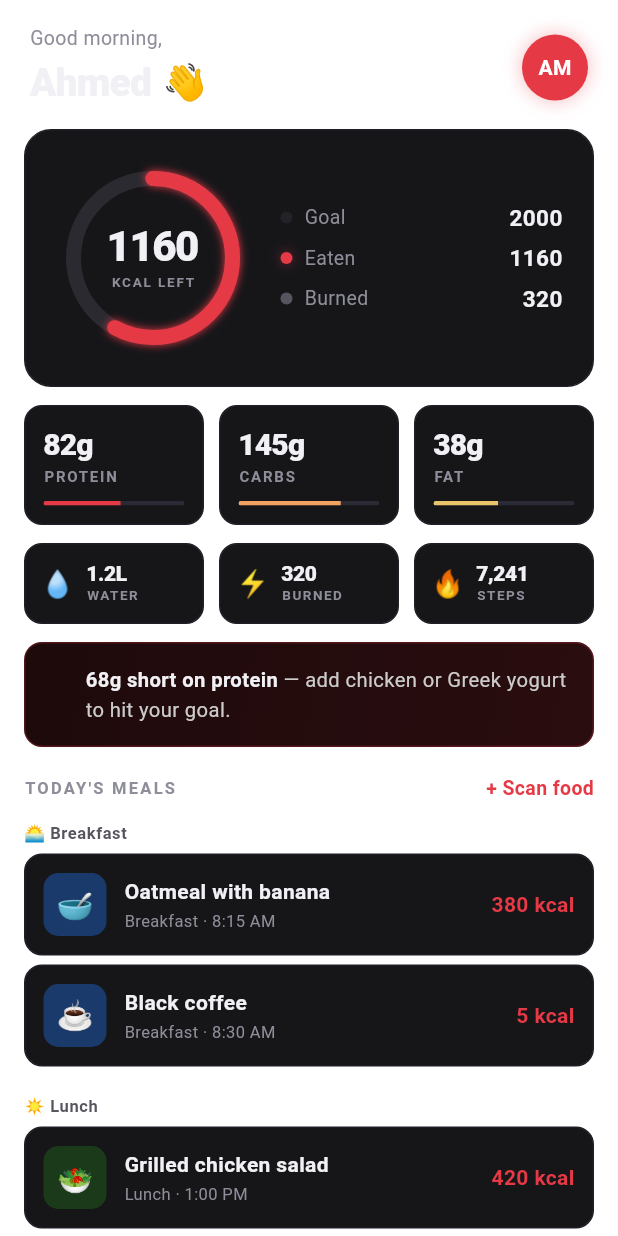
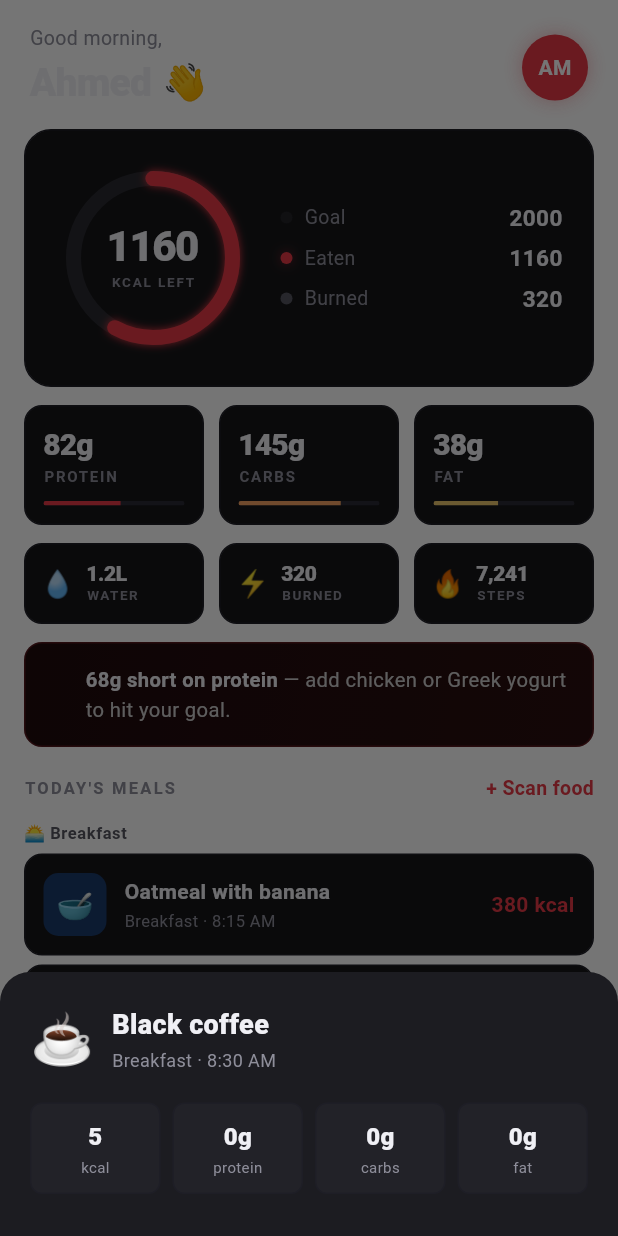
Before and after one commit to tahermana/google-anti-gravity, a Flutter app: the HomeScreen screen opened directly with empty values, after a tap on an icon or button, on a phone screen of 412 x 824 dp. Run offline on Flutter 3.47's test engine with Material 3 defaults, Android fonts, the phone set to English and light mode, and no system bars; our stand-ins replace fl_chart, shared_preferences; accounts and stored records are empty.

Commit message:
feat: update core screens and nutrition tracking widgets
- Update analysis_options.yaml configuration
- Modify HomeScreen, LogScreen, ProfileScreen, and StatsScreen
- Enhance AddMealSheet and CalorieRing widgets
- Update widget tests

```diff
--- a/macro_ai_flutter/lib/main.dart
+++ b/macro_ai_flutter/lib/main.dart
@@ -58,7 +58,10 @@ class _RootShellState extends State<_RootShell> {
   @override
   Widget build(BuildContext context) {
     final screens = [
-      HomeScreen(state: _state),
+      HomeScreen(
+        state: _state,
+        onOpenProfile: () => setState(() => _currentIndex = 4),
+      ),
       LogScreen(state: _state),
       ScanScreen(state: _state),
       StatsScreen(state: _state),
--- a/macro_ai_flutter/lib/screens/home_screen.dart
+++ b/macro_ai_flutter/lib/screens/home_screen.dart
@@ -10,13 +10,22 @@ import '../widgets/add_meal_sheet.dart';
 
 class HomeScreen extends StatelessWidget {
   final AppState state;
-  const HomeScreen({super.key, required this.state});
+  final VoidCallback? onOpenProfile;
+  const HomeScreen({super.key, required this.state, this.onOpenProfile});
 
   String get _greeting {
     final h = DateTime.now().hour;
     if (h < 12) return 'Good morning,';
     if (h < 18) return 'Good afternoon,';
     return 'Good evening,';
+  }
+
+  String get _aiTipMessage {
+    final remainingProtein = state.proteinTarget - state.proteinCurrent;
+    if (remainingProtein <= 0) {
+      return 'Protein target reached — keep the rest of your meals balanced today.';
+    }
+    return '${remainingProtein}g short on protein — add chicken or Greek yogurt to hit your goal.';
   }
 
   @override
@@ -49,7 +58,7 @@ class HomeScreen extends StatelessWidget {
                   ),
                   // Avatar
                   GestureDetector(
-                    onTap: () {},
+                    onTap: onOpenProfile,
                     child: Container(
                       width: 44, height: 44,
                       decoration: BoxDecoration(
@@ -134,9 +143,7 @@ class HomeScreen extends StatelessWidget {
                         const SizedBox(height: 12),
 
                         // AI tip
-                        AiTipCard(
-                          message: '${state.proteinTarget - state.proteinCurrent}g short on protein — add chicken or Greek yogurt to hit your goal.',
-                        ),
+                        if (state.aiEnabled) AiTipCard(message: _aiTipMessage),
 
                         // Meals header
                         Row(
--- a/macro_ai_flutter/lib/screens/scan_screen.dart
+++ b/macro_ai_flutter/lib/screens/scan_screen.dart
@@ -124,7 +124,7 @@ class _ScanScreenState extends State<ScanScreen>
                             const Positioned(
                               bottom: 14, left: 0, right: 0,
                               child: Text(
-                                'Point camera at food or barcode',
+                                'Demo scanner preview',
                                 textAlign: TextAlign.center,
                                 style: TextStyle(fontSize: 12, color: kTextSec),
                               ),
@@ -161,7 +161,7 @@ class _ScanScreenState extends State<ScanScreen>
                                 ? const SizedBox(width: 16, height: 16,
                                     child: CircularProgressIndicator(strokeWidth: 2, color: Colors.white))
                                 : const Icon(Icons.camera_alt, size: 16),
-                            label: Text(_scanning ? 'Scanning…' : 'Scan now'),
+                            label: Text(_scanning ? 'Scanning…' : 'Demo scan'),
                             style: ElevatedButton.styleFrom(
                               backgroundColor: kAccent,
                               foregroundColor: Colors.white,
--- a/macro_ai_flutter/lib/widgets/meal_list.dart
+++ b/macro_ai_flutter/lib/widgets/meal_list.dart
@@ -73,7 +73,7 @@ class _MealItem extends StatelessWidget {
         borderRadius: BorderRadius.circular(12),
         child: InkWell(
           borderRadius: BorderRadius.circular(12),
-          onTap: () {},
+          onTap: () => _showMealDetails(context, meal),
           child: Padding(
             padding: const EdgeInsets.all(12),
             child: Row(
@@ -128,4 +128,92 @@ class _MealItem extends StatelessWidget {
       ),
     );
   }
+
+  void _showMealDetails(BuildContext context, Meal meal) {
+    showModalBottomSheet(
+      context: context,
+      backgroundColor: kBgCard2,
+      shape: const RoundedRectangleBorder(
+        borderRadius: BorderRadius.vertical(top: Radius.circular(20)),
+      ),
+      builder: (_) => Padding(
+        padding: const EdgeInsets.fromLTRB(20, 20, 20, 28),
+        child: Column(
+          mainAxisSize: MainAxisSize.min,
+          crossAxisAlignment: CrossAxisAlignment.start,
+          children: [
+            Row(
+              children: [
+                Text(meal.emoji, style: const TextStyle(fontSize: 34)),
+                const SizedBox(width: 12),
+                Expanded(
+                  child: Column(
+                    crossAxisAlignment: CrossAxisAlignment.start,
+                    children: [
+                      Text(
+                        meal.name,
+                        style: const TextStyle(
+                          fontSize: 18,
+                          fontWeight: FontWeight.w800,
+                          color: kTextPrim,
+                        ),
+                      ),
+                      const SizedBox(height: 2),
+                      Text(
+                        '${meal.type} · ${meal.time}',
+                        style: const TextStyle(fontSize: 12, color: kTextSec),
+                      ),
+                    ],
+                  ),
+                ),
+              ],
+            ),
+            const SizedBox(height: 18),
+            Row(
+              children: [
+                Expanded(child: _DetailBox(value: '${meal.kcal}', label: 'kcal')),
+                const SizedBox(width: 8),
+                Expanded(child: _DetailBox(value: '${meal.protein}g', label: 'protein')),
+                const SizedBox(width: 8),
+                Expanded(child: _DetailBox(value: '${meal.carbs}g', label: 'carbs')),
+                const SizedBox(width: 8),
+                Expanded(child: _DetailBox(value: '${meal.fat}g', label: 'fat')),
+              ],
+            ),
+          ],
+        ),
+      ),
+    );
+  }
 }
+
+class _DetailBox extends StatelessWidget {
+  final String value, label;
+  const _DetailBox({required this.value, required this.label});
+
+  @override
+  Widget build(BuildContext context) {
+    return Container(
+      padding: const EdgeInsets.symmetric(vertical: 10),
+      decoration: BoxDecoration(
+        color: kBgCard3,
+        borderRadius: BorderRadius.circular(8),
+        border: Border.all(color: kBorder),
+      ),
+      child: Column(
+        children: [
+          Text(
+            value,
+            style: const TextStyle(
+              fontSize: 16,
+              fontWeight: FontWeight.w800,
+              color: kTextPrim,
+            ),
+          ),
+          const SizedBox(height: 2),
+          Text(label, style: const TextStyle(fontSize: 10, color: kTextSec)),
+        ],
+      ),
+    );
+  }
+}
```
Also changed, not shown: macro_ai_flutter/lib/screens/profile_screen.dart (+17 -4 lines), macro_ai_flutter/lib/screens/stats_screen.dart (+23 -5 lines), macro_ai_flutter/lib/screens/welcome_screen.dart (+9 -1 lines).
